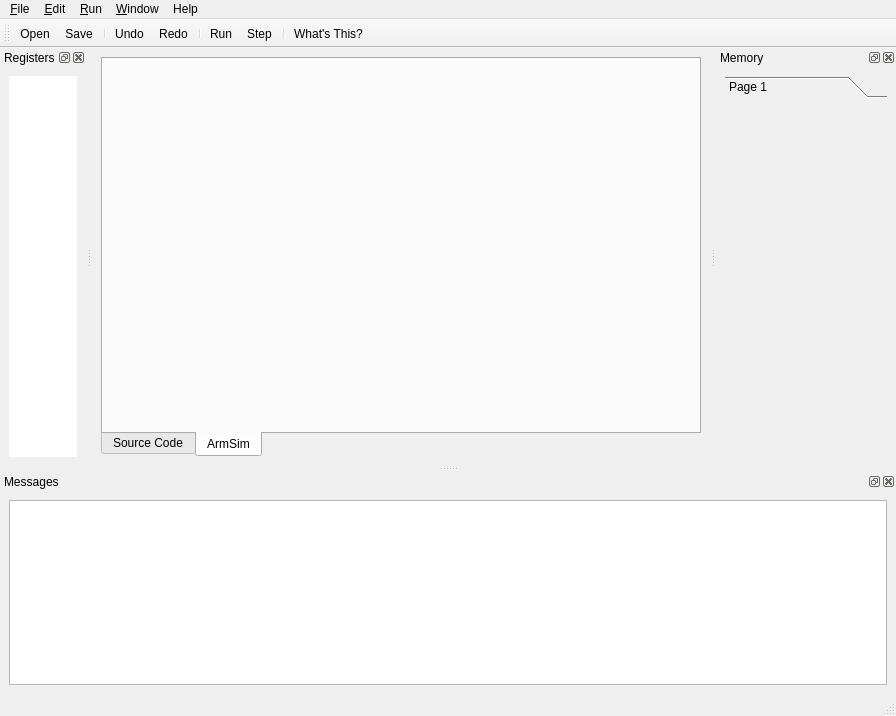
Old version of the form ui/mainwindow.ui in the repository barrachi/qtarmsim.
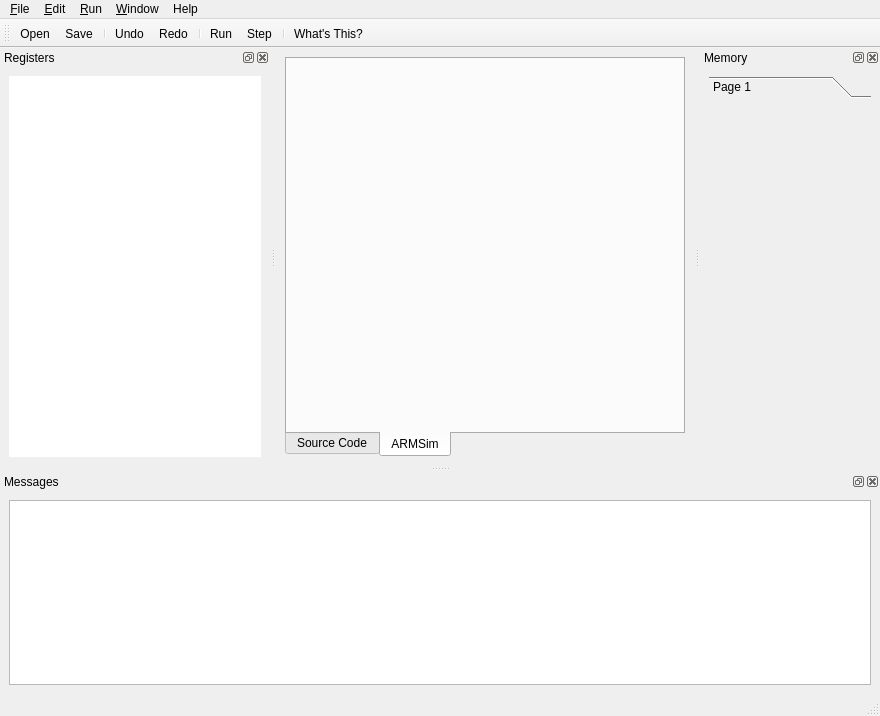
New version of the form. Icons and pictures are not drawn. Custom widgets are drawn as their Qt base class.

```diff
--- a/ui/mainwindow.ui
+++ b/ui/mainwindow.ui
@@ -49,7 +49,7 @@
      <widget class="QTabWidget" name="tabWidgetCode">
       <property name="minimumSize">
        <size>
-        <width>600</width>
+        <width>400</width>
         <height>400</height>
        </size>
       </property>
@@ -76,7 +76,7 @@
         <string/>
        </property>
        <attribute name="title">
-        <string>ArmSim</string>
+        <string>ARMSim</string>
        </attribute>
        <layout class="QVBoxLayout" name="verticalLayoutArmSim"/>
       </widget>
```
Left out of the diff: 6 changed lines with no effect on the pictures.
